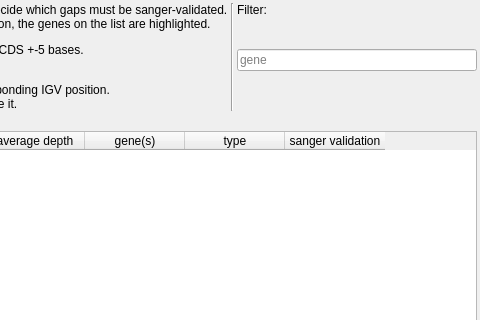
This is src/GSvar/GapDialog.ui in imgag/ngs-bits as Qt 5 draws it before an edit; both pictures show x 219 to 699 and y 0 to 320 of the 699 by 650 pixel window. The edited form follows.
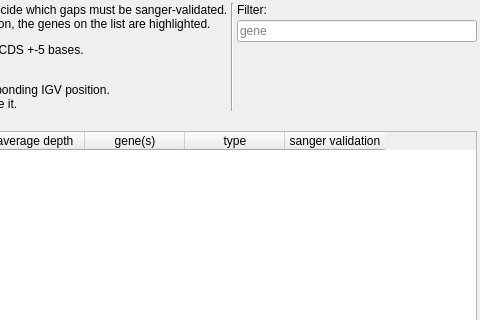
This is the edited form.

Commit message: GSvar: added average coverage of gaps to report produced by target-region-specific gap dialog.

```diff
--- a/src/GSvar/GapDialog.ui
+++ b/src/GSvar/GapDialog.ui
@@ -49,6 +49,12 @@
       <layout class="QVBoxLayout" name="verticalLayout_2">
        <item>
         <widget class="QLabel" name="label_2">
+         <property name="sizePolicy">
+          <sizepolicy hsizetype="Preferred" vsizetype="Minimum">
+           <horstretch>0</horstretch>
+           <verstretch>0</verstretch>
+          </sizepolicy>
+         </property>
          <property name="text">
           <string>Filter:</string>
          </property>
@@ -59,26 +65,29 @@
        </item>
        <item>
         <widget class="QLineEdit" name="filter_gene">
+         <property name="sizePolicy">
+          <sizepolicy hsizetype="Expanding" vsizetype="Fixed">
+           <horstretch>0</horstretch>
+           <verstretch>1</verstretch>
+          </sizepolicy>
+         </property>
          <property name="placeholderText">
           <string>gene</string>
          </property>
         </widget>
        </item>
        <item>
-        <spacer name="verticalSpacer">
-         <property name="orientation">
-          <enum>Qt::Vertical</enum>
+        <widget class="QLabel" name="label_3">
+         <property name="sizePolicy">
+          <sizepolicy hsizetype="Preferred" vsizetype="Preferred">
+           <horstretch>0</horstretch>
+           <verstretch>100</verstretch>
+          </sizepolicy>
          </property>
-         <property name="sizeType">
-          <enum>QSizePolicy::Minimum</enum>
+         <property name="text">
+          <string/>
          </property>
-         <property name="sizeHint" stdset="0">
-          <size>
-           <width>20</width>
-           <height>40</height>
-          </size>
-         </property>
-        </spacer>
+        </widget>
        </item>
       </layout>
      </item>
```
The commit also changes 2 other files.
